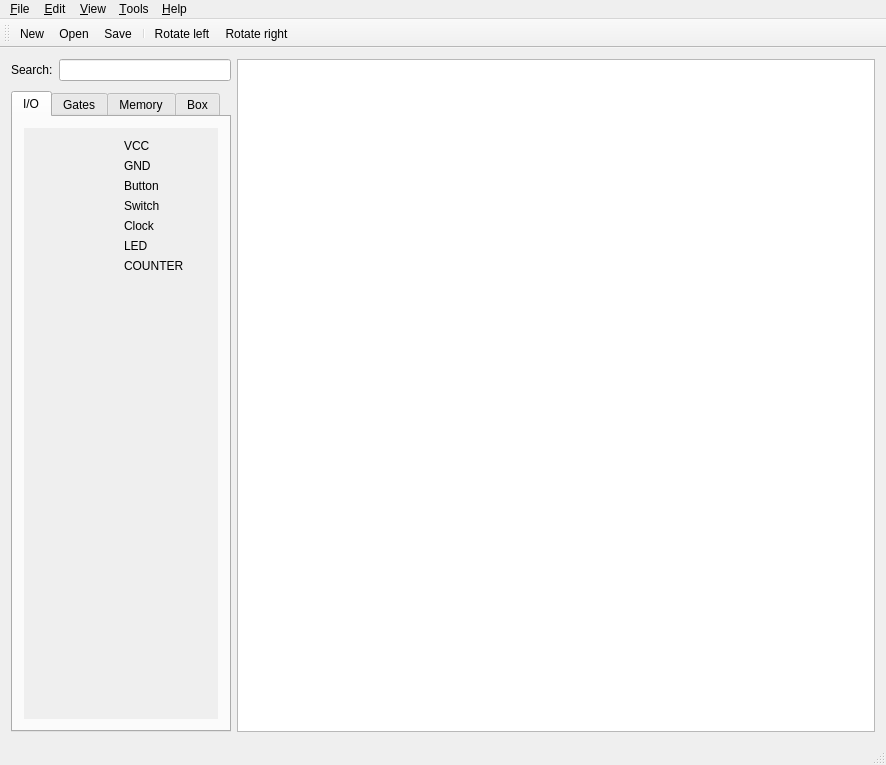
This is mainwindow.ui in GIBIS-UNIFESP/wiRedPanda as Qt 5 draws it before an edit. The edited form follows.
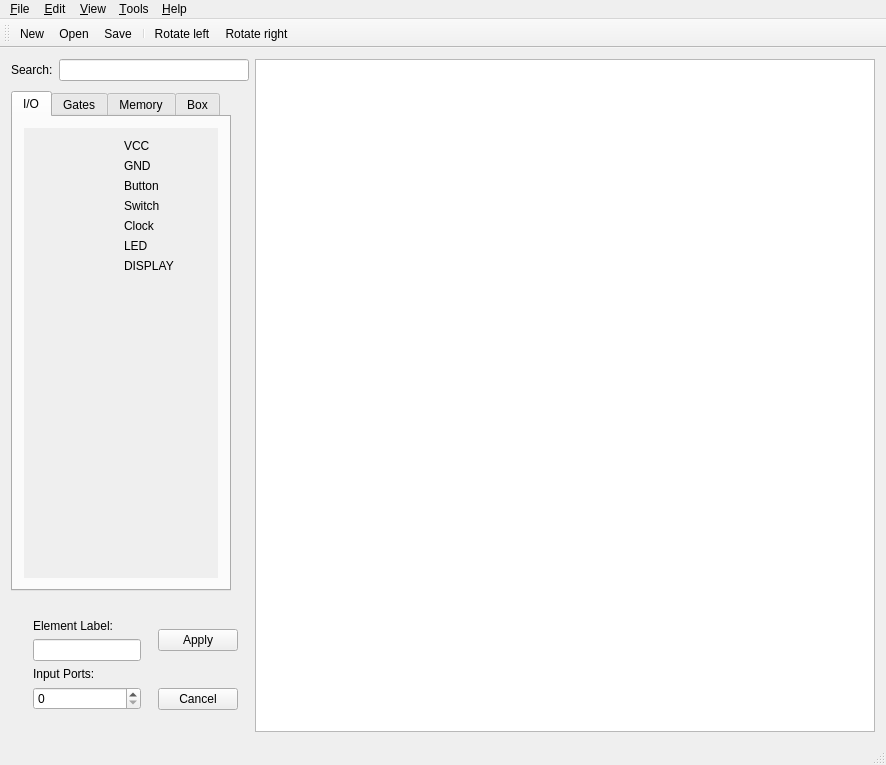
This is the edited form. The open tabs and pages were chosen to show the change. Icons and pictures are not drawn. Custom widgets are drawn as their Qt base class.

Commit message: Element edition widget.

The edit to the form file:
```diff
--- a/mainwindow.ui
+++ b/mainwindow.ui
@@ -44,6 +44,22 @@
         </property>
        </widget>
       </item>
+      <item row="1" column="1">
+       <spacer name="verticalSpacer_5">
+        <property name="orientation">
+         <enum>Qt::Vertical</enum>
+        </property>
+        <property name="sizeType">
+         <enum>QSizePolicy::Fixed</enum>
+        </property>
+        <property name="sizeHint" stdset="0">
+         <size>
+          <width>0</width>
+          <height>4</height>
+         </size>
+        </property>
+       </spacer>
+      </item>
       <item row="2" column="0" colspan="3">
        <widget class="QTabWidget" name="tabWidget">
         <property name="sizePolicy">
@@ -59,7 +75,7 @@
          </size>
         </property>
         <property name="currentIndex">
-         <number>1</number>
+         <number>0</number>
         </property>
         <widget class="QWidget" name="io">
          <attribute name="title">
@@ -79,8 +95,8 @@
               <rect>
                <x>0</x>
                <y>0</y>
-               <width>198</width>
-               <height>548</height>
+               <width>184</width>
+               <height>522</height>
               </rect>
              </property>
              <layout class="QVBoxLayout" name="verticalLayout">
@@ -240,7 +256,7 @@
                 <item>
                  <widget class="QLabel" name="label_43">
                   <property name="text">
-                   <string>COUNTER</string>
+                   <string>DISPLAY</string>
                   </property>
                  </widget>
                 </item>
@@ -283,8 +299,8 @@
               <rect>
                <x>0</x>
                <y>0</y>
-               <width>198</width>
-               <height>548</height>
+               <width>184</width>
+               <height>522</height>
               </rect>
              </property>
              <layout class="QVBoxLayout" name="verticalLayout_2">
@@ -484,8 +500,8 @@
               <rect>
                <x>0</x>
                <y>0</y>
-               <width>198</width>
-               <height>548</height>
+               <width>184</width>
+               <height>522</height>
               </rect>
              </property>
              <layout class="QVBoxLayout" name="verticalLayout_3">
@@ -686,7 +702,7 @@
                <x>0</x>
                <y>0</y>
                <width>198</width>
-               <height>548</height>
+               <height>372</height>
               </rect>
              </property>
              <layout class="QVBoxLayout" name="verticalLayout_4">
@@ -711,21 +727,55 @@
         </widget>
        </widget>
       </item>
-      <item row="1" column="1">
-       <spacer name="verticalSpacer_5">
-        <property name="orientation">
-         <enum>Qt::Vertical</enum>
-        </property>
-        <property name="sizeType">
-         <enum>QSizePolicy::Fixed</enum>
-        </property>
-        <property name="sizeHint" stdset="0">
-         <size>
-          <width>0</width>
-          <height>4</height>
-         </size>
-        </property>
-       </spacer>
+      <item row="3" column="0" colspan="3">
+       <widget class="QWidget" name="widget" native="true">
+        <layout class="QGridLayout" name="gridLayout_7">
+         <item row="1" column="1">
+          <widget class="QPushButton" name="pushButton_2">
+           <property name="text">
+            <string>Cancel</string>
+           </property>
+          </widget>
+         </item>
+         <item row="0" column="1">
+          <widget class="QPushButton" name="pushButton">
+           <property name="text">
+            <string>Apply</string>
+           </property>
+          </widget>
+         </item>
+         <item row="0" column="0" rowspan="2">
+          <widget class="QWidget" name="widget_2" native="true">
+           <layout class="QGridLayout" name="gridLayout_8">
+            <item row="0" column="0">
+             <widget class="QLabel" name="label_2">
+              <property name="text">
+               <string>Element Label:</string>
+              </property>
+             </widget>
+            </item>
+            <item row="3" column="0">
+             <widget class="QSpinBox" name="spinBox"/>
+            </item>
+            <item row="1" column="0">
+             <widget class="QLineEdit" name="lineEditElementLabel"/>
+            </item>
+            <item row="2" column="0">
+             <widget class="QLabel" name="label_4">
+              <property name="text">
+               <string>Input Ports:</string>
+              </property>
+             </widget>
+            </item>
+           </layout>
+          </widget>
+         </item>
+        </layout>
+        <zorder>frame</zorder>
+        <zorder>pushButton</zorder>
+        <zorder>pushButton_2</zorder>
+        <zorder>widget_2</zorder>
+       </widget>
       </item>
      </layout>
     </item>
@@ -759,7 +809,7 @@
      <x>0</x>
      <y>0</y>
      <width>886</width>
-     <height>27</height>
+     <height>22</height>
     </rect>
    </property>
    <widget class="QMenu" name="menuFile">
```
